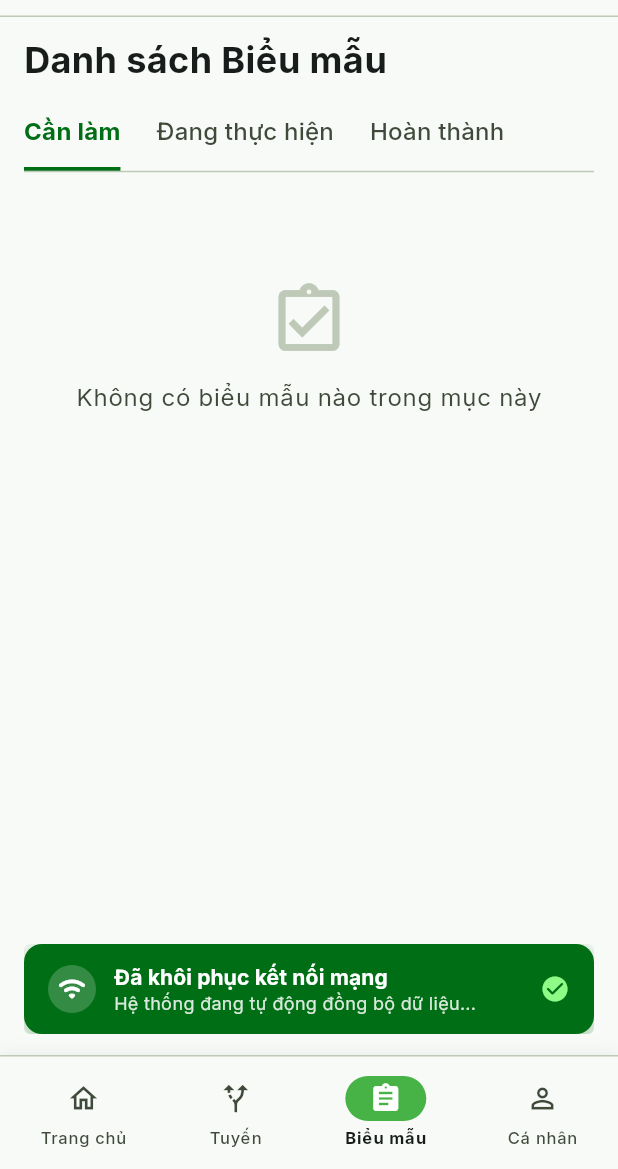
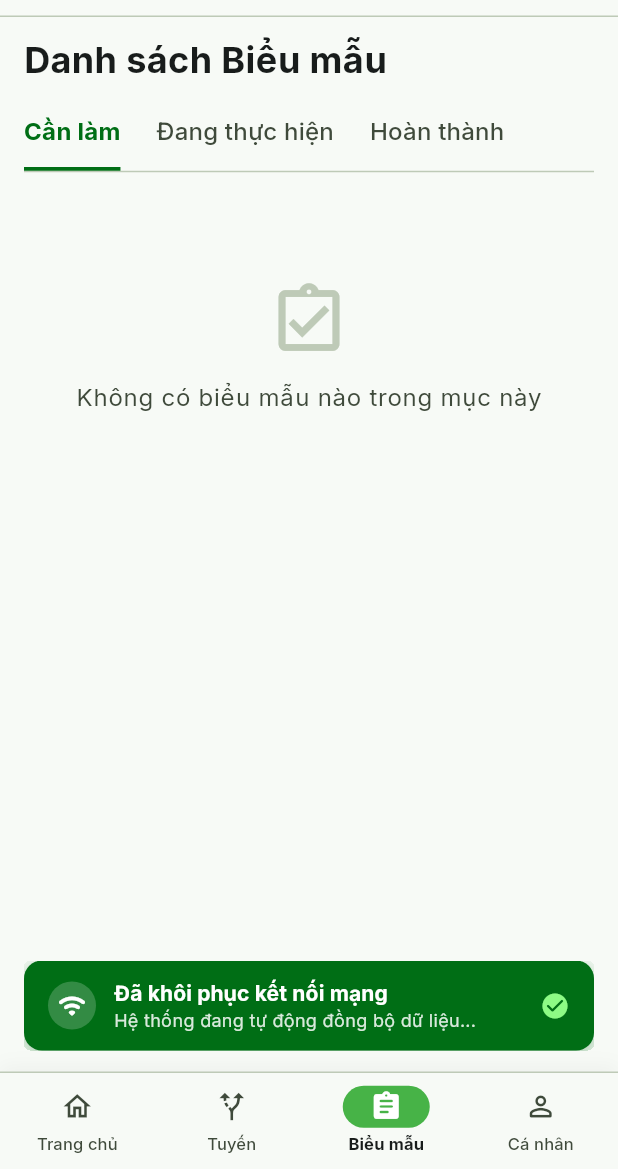
Before and after one commit to ngxuanquyet/DMS_VTHM, a Flutter app: the FormsScreen screen opened by its route, after a tap on "Cần làm", on a phone screen of 412 x 824 dp, the part 67-1236 px from its top. Run offline on Flutter 3.47's test engine with Material 3 defaults, Android fonts, the phone set to English and light mode, and no system bars; our stand-ins replace connectivity_plus, dio, flutter_riverpod, go_router, google_fonts, shared_preferences; accounts and stored records are empty; network calls fail.

Commit message:
fix bottom nav

```diff
--- a/lib/core/router/app_router.dart
+++ b/lib/core/router/app_router.dart
@@ -10,9 +10,35 @@ import '../../features/notifications/presentation/screens/notifications_screen.d
 import '../../features/profile/presentation/screens/profile_screen.dart';
 import '../../features/route/presentation/screens/check_in_screen.dart';
 import '../../features/route/presentation/screens/route_screen.dart';
+import '../widgets/bottom_nav_bar.dart';
 
 final rootNavigatorKey = GlobalKey<NavigatorState>();
 final rootScaffoldMessengerKey = GlobalKey<ScaffoldMessengerState>();
+
+class MainShellScaffold extends StatelessWidget {
+  final StatefulNavigationShell navigationShell;
+
+  const MainShellScaffold({
+    super.key,
+    required this.navigationShell,
+  });
+
+  @override
+  Widget build(BuildContext context) {
+    return Scaffold(
+      body: navigationShell,
+      bottomNavigationBar: VthmBottomNavBar(
+        currentIndex: navigationShell.currentIndex,
+        onTap: (index) {
+          navigationShell.goBranch(
+            index,
+            initialLocation: index == navigationShell.currentIndex,
+          );
+        },
+      ),
+    );
+  }
+}
 
 final appRouterProvider = Provider<GoRouter>((ref) {
   return GoRouter(
@@ -21,38 +47,66 @@ final appRouterProvider = Provider<GoRouter>((ref) {
     routes: [
       GoRoute(
         path: '/splash',
+        parentNavigatorKey: rootNavigatorKey,
         builder: (context, state) => const SplashScreen(),
       ),
       GoRoute(
         path: '/login',
+        parentNavigatorKey: rootNavigatorKey,
         builder: (context, state) => const LoginScreen(),
       ),
+      StatefulShellRoute.indexedStack(
+        builder: (context, state, navigationShell) {
+          return MainShellScaffold(navigationShell: navigationShell);
+        },
+        branches: [
+          StatefulShellBranch(
+            routes: [
               GoRoute(
                 path: '/home',
                 builder: (context, state) => const HomeScreen(),
               ),
+            ],
+          ),
+          StatefulShellBranch(
+            routes: [
               GoRoute(
                 path: '/routes',
                 builder: (context, state) => const RouteScreen(),
               ),
+            ],
+          ),
+          StatefulShellBranch(
+            routes: [
               GoRoute(
                 path: '/forms',
                 builder: (context, state) => const FormsScreen(),
               ),
+            ],
+          ),
+          StatefulShellBranch(
+            routes: [
               GoRoute(
                 path: '/profile',
                 builder: (context, state) => const ProfileScreen(),
               ),
+            ],
+          ),
+        ],
+      ),
       GoRoute(
         path: '/attendance',
+        parentNavigatorKey: rootNavigatorKey,
         builder: (context, state) => const AttendanceDetailScreen(),
       ),
       GoRoute(
         path: '/check-in',
+        parentNavigatorKey: rootNavigatorKey,
         builder: (context, state) => const CheckInScreen(),
       ),
       GoRoute(
         path: '/notifications',
+        parentNavigatorKey: rootNavigatorKey,
         builder: (context, state) => const NotificationsScreen(),
       ),
     ],
--- a/lib/core/widgets/bottom_nav_bar.dart
+++ b/lib/core/widgets/bottom_nav_bar.dart
@@ -6,13 +6,20 @@ import '../theme/app_typography.dart';
 
 class VthmBottomNavBar extends StatelessWidget {
   final int currentIndex;
+  final ValueChanged<int>? onTap;
 
   const VthmBottomNavBar({
     super.key,
     required this.currentIndex,
+    this.onTap,
   });
 
-  void _onItemTapped(BuildContext context, int index) {
+  void _handleTap(BuildContext context, int index) {
+    if (onTap != null) {
+      onTap!(index);
+      return;
+    }
+
     if (index == currentIndex) return;
     switch (index) {
       case 0:
@@ -35,14 +42,13 @@ class VthmBottomNavBar extends StatelessWidget {
     final isDark = Theme.of(context).brightness == Brightness.dark;
 
     final items = [
-      _NavItemData(icon: Icons.home_outlined, activeIcon: Icons.home, label: 'Trang chủ'),
-      _NavItemData(icon: Icons.alt_route_outlined, activeIcon: Icons.alt_route, label: 'Tuyến'),
-      _NavItemData(icon: Icons.assignment_outlined, activeIcon: Icons.assignment, label: 'Biểu mẫu'),
-      _NavItemData(icon: Icons.person_outline, activeIcon: Icons.person, label: 'Cá nhân'),
+      _NavItemData(icon: Icons.home_outlined, activeIcon: Icons.home_rounded, label: 'Trang chủ'),
+      _NavItemData(icon: Icons.alt_route_outlined, activeIcon: Icons.alt_route_rounded, label: 'Tuyến'),
+      _NavItemData(icon: Icons.assignment_outlined, activeIcon: Icons.assignment_rounded, label: 'Biểu mẫu'),
+      _NavItemData(icon: Icons.person_outline_rounded, activeIcon: Icons.person_rounded, label: 'Cá nhân'),
     ];
 
     return Container(
-      height: 76,
       decoration: BoxDecoration(
         color: isDark ? AppColors.darkSurface : AppColors.surface,
         border: Border(
@@ -53,32 +59,40 @@ class VthmBottomNavBar extends StatelessWidget {
         ),
         boxShadow: const [
           BoxShadow(
-            color: Color(0x0D000000),
-            offset: Offset(0, -2),
-            blurRadius: 8,
+            color: Color(0x0A000000),
+            offset: Offset(0, -3),
+            blurRadius: 10,
           )
         ],
       ),
+      child: SafeArea(
+        top: false,
+        child: SizedBox(
+          height: 64,
           child: Row(
-        mainAxisAlignment: MainAxisAlignment.spaceAround,
             children: List.generate(items.length, (index) {
               final isSelected = index == currentIndex;
               final item = items[index];
 
-          return InkWell(
-            onTap: () => _onItemTapped(context, index),
-            borderRadius: AppRadius.roundedLg,
+              return Expanded(
+                child: Material(
+                  color: Colors.transparent,
+                  child: InkWell(
+                    onTap: () => _handleTap(context, index),
+                    splashColor: AppColors.primary.withValues(alpha: 0.12),
+                    highlightColor: Colors.transparent,
                     child: Padding(
-              padding: const EdgeInsets.symmetric(horizontal: 12, vertical: 6),
+                      padding: const EdgeInsets.symmetric(vertical: 4),
                       child: Column(
-                mainAxisSize: MainAxisSize.min,
                         mainAxisAlignment: MainAxisAlignment.center,
                         children: [
+                          // Active pill indicator & icon
                           AnimatedContainer(
                             duration: const Duration(milliseconds: 200),
+                            curve: Curves.easeInOut,
                             padding: isSelected
-                        ? const EdgeInsets.symmetric(horizontal: 16, vertical: 4)
-                        : const EdgeInsets.symmetric(horizontal: 8, vertical: 4),
+                                ? const EdgeInsets.symmetric(horizontal: 18, vertical: 3)
+                                : const EdgeInsets.symmetric(horizontal: 8, vertical: 3),
                             decoration: BoxDecoration(
                               color: isSelected
                                   ? (isDark ? AppColors.primary : AppColors.primaryContainer)
@@ -94,21 +108,38 @@ class VthmBottomNavBar extends StatelessWidget {
                             ),
                           ),
                           const SizedBox(height: 3),
-                  Text(
+
+                          // Single-line adaptive title (Never wraps)
+                          Padding(
+                            padding: const EdgeInsets.symmetric(horizontal: 2.0),
+                            child: FittedBox(
+                              fit: BoxFit.scaleDown,
+                              child: Text(
                                 item.label,
+                                maxLines: 1,
+                                softWrap: false,
+                                overflow: TextOverflow.ellipsis,
                                 style: AppTypography.labelSmall(
                                   color: isSelected
                                       ? (isDark ? AppColors.darkOnSurface : AppColors.onSurface)
                                       : (isDark ? AppColors.darkOnSurfaceVariant : AppColors.onSurfaceVariant),
                                 ).copyWith(
+                                  fontSize: 11,
                                   fontWeight: isSelected ? FontWeight.w700 : FontWeight.w500,
+                                  letterSpacing: 0.1,
+                                ),
+                              ),
                             ),
                           ),
                         ],
                       ),
                     ),
+                  ),
+                ),
               );
             }),
+          ),
+        ),
       ),
     );
   }
--- a/lib/features/forms/presentation/screens/forms_screen.dart
+++ b/lib/features/forms/presentation/screens/forms_screen.dart
@@ -3,7 +3,6 @@ import 'package:flutter_riverpod/flutter_riverpod.dart';
 import '../../../../core/theme/app_colors.dart';
 import '../../../../core/theme/app_spacing.dart';
 import '../../../../core/theme/app_typography.dart';
-import '../../../../core/widgets/bottom_nav_bar.dart';
 import '../../../../core/widgets/top_app_bar.dart';
 import '../states/forms_state.dart';
 import '../viewmodels/forms_view_model.dart';
@@ -148,7 +147,6 @@ class FormsScreen extends ConsumerWidget {
                 ),
               ),
             ),
-      bottomNavigationBar: const VthmBottomNavBar(currentIndex: 2),
     );
   }
 }
--- a/lib/features/home/presentation/screens/home_screen.dart
+++ b/lib/features/home/presentation/screens/home_screen.dart
@@ -3,7 +3,6 @@ import 'package:flutter_riverpod/flutter_riverpod.dart';
 import 'package:go_router/go_router.dart';
 import '../../../../core/theme/app_colors.dart';
 import '../../../../core/theme/app_spacing.dart';
-import '../../../../core/widgets/bottom_nav_bar.dart';
 import '../../../../core/widgets/top_app_bar.dart';
 import '../states/home_state.dart';
 import '../viewmodels/home_view_model.dart';
@@ -101,7 +100,6 @@ class HomeScreen extends ConsumerWidget {
         },
         child: const Icon(Icons.add, size: 28),
       ),
-      bottomNavigationBar: const VthmBottomNavBar(currentIndex: 0),
     );
   }
 
--- a/lib/features/profile/presentation/screens/profile_screen.dart
+++ b/lib/features/profile/presentation/screens/profile_screen.dart
@@ -8,7 +8,6 @@ import '../../../../core/theme/app_typography.dart';
 import '../../../../core/widgets/app_button.dart';
 import '../../../../core/widgets/app_card.dart';
 import '../../../../core/network/connectivity_provider.dart';
-import '../../../../core/widgets/bottom_nav_bar.dart';
 import '../../../../core/widgets/top_app_bar.dart';
 import '../../../auth/presentation/viewmodels/auth_view_model.dart';
 import '../viewmodels/profile_view_model.dart';
@@ -394,7 +393,6 @@ class ProfileScreen extends ConsumerWidget {
           ],
         ),
       ),
-      bottomNavigationBar: const VthmBottomNavBar(currentIndex: 3),
     );
   }
 
--- a/lib/features/route/presentation/screens/route_screen.dart
+++ b/lib/features/route/presentation/screens/route_screen.dart
@@ -5,7 +5,6 @@ import '../../../../core/theme/app_colors.dart';
 import '../../../../core/theme/app_spacing.dart';
 import '../../../../core/theme/app_typography.dart';
 import '../../../../core/widgets/app_card.dart';
-import '../../../../core/widgets/bottom_nav_bar.dart';
 import '../../../../core/widgets/top_app_bar.dart';
 import '../states/route_state.dart';
 import '../viewmodels/route_view_model.dart';
@@ -211,7 +210,6 @@ class RouteScreen extends ConsumerWidget {
         },
         child: const Icon(Icons.my_location_rounded),
       ),
-      bottomNavigationBar: const VthmBottomNavBar(currentIndex: 1),
     );
   }
 }
```
Also changed, not shown: 1 other file. Lines whose indentation alone changed are shown as unchanged.
